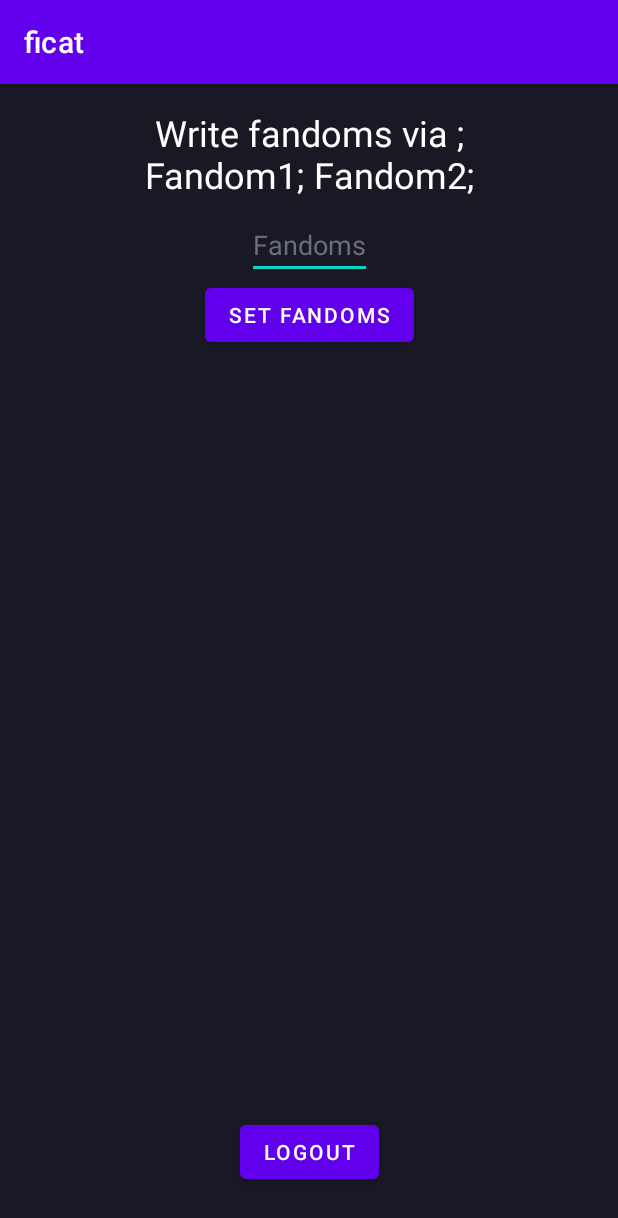
After one commit to talencote/ficat-Mobile, an Android app: the fragment SettingsFragment shown on its own in the app's theme, on a phone screen of 412 x 824 dp. The commit adds this screen. Shown: the top 1218 px of the screen. Run offline under Robolectric (Android 15) with nearby library versions, the phone set to English and light mode, and no system bars; network calls fail; 1 statement that could not run was skipped.

Commit message:
Settings page added

```diff
--- a/app/src/main/java/com/talencote/ficat/api/ApiService.kt
+++ b/app/src/main/java/com/talencote/ficat/api/ApiService.kt
@@ -24,4 +24,10 @@ interface ApiService {
 
     @GET(Constants.GET_FANFIC)
     suspend fun getFanfic(@Path("id") id : Int): FanficDto
+
+    @GET(Constants.GET_FANDOMS_STRING)
+    suspend fun getFandomsString(@Path("id") id: Long): MessageResponse
+
+    @POST(Constants.POST_FANDOMS_STRING)
+    fun setFandomsString(@Path("id") id: Long, @Body fandoms: FandomsDto): Call<MessageResponse>
 }
--- a/app/src/main/java/com/talencote/ficat/data/dto/LoginResponse.kt
+++ b/app/src/main/java/com/talencote/ficat/data/dto/LoginResponse.kt
@@ -5,7 +5,7 @@ import com.talencote.ficat.data.models.User
 
 data class LoginResponse(
     @SerializedName("id")
-    var id: Int,
+    var id: Long,
 
     @SerializedName("username")
     var username: String,
--- /dev/null
+++ b/app/src/main/java/com/talencote/ficat/fragments/SettingsFragment.kt
@@ -0,0 +1,57 @@
+package com.talencote.ficat.fragments
+
+import android.content.Intent
+import android.os.Bundle
+import android.view.LayoutInflater
+import android.view.View
+import android.view.ViewGroup
+import android.widget.Button
+import android.widget.EditText
+import android.widget.Toast
+import androidx.fragment.app.Fragment
+import androidx.lifecycle.Observer
+import androidx.lifecycle.ViewModelProvider
+import com.talencote.ficat.LoginActivity
+import com.talencote.ficat.R
+import com.talencote.ficat.api.SessionManager
+import com.talencote.ficat.viewmodels.SettingsViewModel
+
+class SettingsFragment : Fragment(R.layout.fragment_settings) {
+
+    private var logoutBtn: Button? = null
+    private var setFandomsBtn: Button? = null
+    private var fandomsString: EditText? = null
+    private lateinit var settingsViewModel: SettingsViewModel
+    private lateinit var sessionManager: SessionManager
+
+    override fun onCreateView(inflater: LayoutInflater, container: ViewGroup?, savedInstanceState: Bundle?): View? {
+        settingsViewModel = ViewModelProvider(this).get(SettingsViewModel::class.java)
+        sessionManager = SessionManager(requireContext())
+        return super.onCreateView(inflater, container, savedInstanceState)
+    }
+
+    override fun onViewCreated(view: View, savedInstanceState: Bundle?) {
+        logoutBtn = view.findViewById(R.id.btn_logout)
+        setFandomsBtn = view.findViewById(R.id.btn_set_fandoms)
+        fandomsString = view.findViewById(R.id.fandoms_list)
+
+        settingsViewModel.data.observe(viewLifecycleOwner, Observer {
+            if (it != null) {
+                fandomsString?.setText(it)
+            }
+        })
+
+        setFandomsBtn?.setOnClickListener {
+            settingsViewModel.setFandoms(fandomsString?.text.toString())
+        }
+
+        logoutBtn?.setOnClickListener {
+            sessionManager.clearData()
+            Toast.makeText(requireContext(), "Logout", Toast.LENGTH_SHORT).show()
+            val intent = Intent(requireContext(), LoginActivity::class.java)
+            startActivity(intent)
+        }
+
+        super.onViewCreated(view, savedInstanceState)
+    }
+}
--- a/app/src/main/java/com/talencote/ficat/utilities/Constants.kt
+++ b/app/src/main/java/com/talencote/ficat/utilities/Constants.kt
@@ -10,4 +10,6 @@ object Constants {
     const val GET_POPULAR_FANFICS = "fanfic/popular/{page}"
     const val GET_FANFIC = "fanfic/findById/{id}"
     const val TEST = "profile/test_token"
+    const val GET_FANDOMS_STRING = "profile/{id}/favorite_fandoms_string"
+    const val POST_FANDOMS_STRING = "profile/{id}/favorite_fandoms_string/{fandoms}"
 }
--- /dev/null
+++ b/app/src/main/java/com/talencote/ficat/viewmodels/SettingsViewModel.kt
@@ -0,0 +1,48 @@
+package com.talencote.ficat.viewmodels
+
+import android.app.Application
+import android.widget.Toast
+import androidx.lifecycle.AndroidViewModel
+import androidx.lifecycle.LiveData
+import androidx.lifecycle.MutableLiveData
+import androidx.lifecycle.viewModelScope
+import com.talencote.ficat.api.ApiClient
+import com.talencote.ficat.api.SessionManager
+import com.talencote.ficat.data.dto.FandomsDto
+import com.talencote.ficat.data.dto.MessageResponse
+import kotlinx.coroutines.launch
+import retrofit2.Call
+import retrofit2.Callback
+import retrofit2.Response
+
+class SettingsViewModel(application: Application) : AndroidViewModel(application) {
+
+    private var apiClient: ApiClient = ApiClient()
+    private val context = getApplication<Application>().applicationContext
+    private var sessionManager: SessionManager = SessionManager(context)
+
+    private val _data = MutableLiveData<String>().apply {
+        value = null
+    }
+    val data: LiveData<String> = _data
+
+    fun setFandoms(fandoms: String) {
+        apiClient.getApiService(context).setFandomsString(sessionManager.fetchUser().id, FandomsDto(fandoms))
+                .enqueue(object : Callback<MessageResponse> {
+                    override fun onFailure(call: Call<MessageResponse>, t: Throwable) {
+                        Toast.makeText(context, "SettingsFragment - onFailure - $t", Toast.LENGTH_SHORT).show()
+                    }
+
+                    override fun onResponse(call: Call<MessageResponse>, response: Response<MessageResponse>) {
+                        Toast.makeText(context, "Fandoms saved", Toast.LENGTH_SHORT).show()
+                    }
+                })
+    }
+
+    init {
+        viewModelScope.launch {
+            val fandoms = apiClient.getApiService(context).getFandomsString(sessionManager.fetchUser().id).message
+            _data.postValue(fandoms)
+        }
+    }
+}
--- /dev/null
+++ b/app/src/main/res/layout/fragment_settings.xml
@@ -0,0 +1,55 @@
+<?xml version="1.0" encoding="utf-8"?>
+<androidx.constraintlayout.widget.ConstraintLayout xmlns:android="http://schemas.android.com/apk/res/android"
+    android:layout_width="match_parent"
+    android:layout_height="match_parent"
+    xmlns:app="http://schemas.android.com/apk/res-auto"
+    android:background="@color/background_color"
+    android:padding="@dimen/spacing_4x">
+
+    <TextView
+        android:id="@+id/manual"
+        android:layout_width="240dp"
+        android:layout_height="wrap_content"
+        android:gravity="center"
+        android:text="@string/manual"
+        android:textColor="@color/white"
+        android:textSize="24sp"
+        app:layout_constraintEnd_toEndOf="parent"
+        app:layout_constraintStart_toStartOf="parent"
+        app:layout_constraintTop_toTopOf="parent" />
+
+    <EditText
+        android:id="@+id/fandoms_list"
+        android:layout_width="wrap_content"
+        android:layout_height="wrap_content"
+        android:inputType="text"
+        android:textColor="@color/white"
+        android:textColorHint="@color/gray_dark"
+        android:layout_marginTop="@dimen/spacing_2x"
+        app:layout_constraintTop_toBottomOf="@id/manual"
+        app:layout_constraintStart_toStartOf="parent"
+        app:layout_constraintEnd_toEndOf="parent"
+        android:hint="Fandoms" />
+
+    <Button
+        android:id="@+id/btn_set_fandoms"
+        android:layout_width="wrap_content"
+        android:layout_height="wrap_content"
+        android:text="@string/btn_set_fandoms"
+        app:layout_constraintStart_toStartOf="parent"
+        app:layout_constraintEnd_toEndOf="parent"
+        app:layout_constraintTop_toBottomOf="@id/fandoms_list" />
+
+    <Button
+        android:id="@+id/btn_logout"
+        android:layout_width="wrap_content"
+        android:layout_height="wrap_content"
+        android:text="@string/logout"
+        android:layout_marginBottom="@dimen/spacing_4x"
+        app:layout_constraintStart_toStartOf="parent"
+        app:layout_constraintEnd_toEndOf="parent"
+        app:layout_constraintBottom_toBottomOf="parent" />
+
+
+
+</androidx.constraintlayout.widget.ConstraintLayout>
--- a/app/src/main/res/menu/activity_main_drawer.xml
+++ b/app/src/main/res/menu/activity_main_drawer.xml
@@ -16,5 +16,10 @@
             android:id="@+id/nav_favorites"
             android:icon="@drawable/ic_menu_favorites"
             android:title="@string/menu_favorites" />
+
+        <item
+            android:id="@+id/nav_settings"
+            android:icon="@drawable/ic_menu_settings"
+            android:title="@string/menu_settings" />
     </group>
 </menu>
--- a/app/src/main/res/navigation/mobile_navigation.xml
+++ b/app/src/main/res/navigation/mobile_navigation.xml
@@ -22,4 +22,10 @@
         android:name="com.talencote.ficat.fragments.FavoritesFragment"
         android:label="@string/menu_favorites"
         tools:layout="@layout/fragment_favorites" />
+
+    <fragment
+        android:id="@+id/nav_settings"
+        android:name="com.talencote.ficat.fragments.SettingsFragment"
+        android:label="@string/menu_settings"
+        tools:layout="@layout/fragment_settings" />
 </navigation>
--- a/app/src/main/res/values/strings.xml
+++ b/app/src/main/res/values/strings.xml
@@ -26,4 +26,9 @@
     <string name="btn_read">Read</string>
     <string name="author_sample">Author: user123</string>
     <string name="fandom_sample">Fandom: Naruto</string>
+
+<!--    Settings-->
+    <string name="manual">Write fandoms via ;  Fandom1; Fandom2;</string>
+    <string name="btn_set_fandoms">Set Fandoms</string>
+    <string name="logout">Logout</string>
 </resources>
```
Also changed, not shown: app/src/main/java/com/talencote/ficat/MainActivity.kt (+5 -17 lines), app/src/main/java/com/talencote/ficat/api/SessionManager.kt (+9 -0 lines), app/src/main/java/com/talencote/ficat/data/dto/FandomsDto.kt (added, +8 -0 lines), app/src/main/java/com/talencote/ficat/fragments/LoginFragment.kt (+6 -2 lines).
